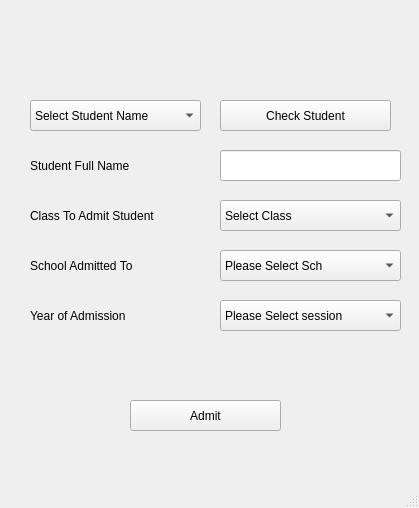
Qt form admissiontab.ui (AfolabiSunday/school_management) before a commit.
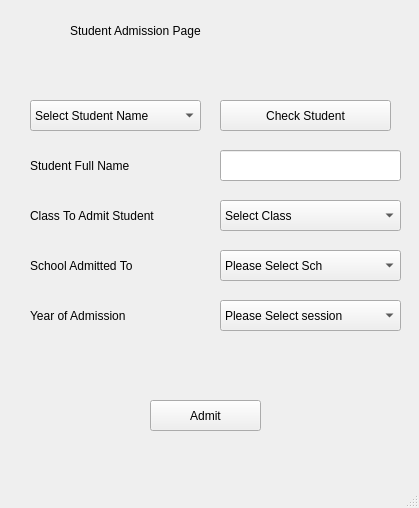
The same form after that commit.

```diff
--- a/admissiontab.ui
+++ b/admissiontab.ui
@@ -102,9 +102,9 @@
    <widget class="QPushButton" name="pushButton_5">
     <property name="geometry">
      <rect>
-      <x>130</x>
+      <x>150</x>
       <y>400</y>
-      <width>151</width>
+      <width>111</width>
       <height>31</height>
      </rect>
     </property>
@@ -174,8 +174,11 @@
       <height>41</height>
      </rect>
     </property>
+    <property name="styleSheet">
+     <string notr="true">font: 75 15pt &quot;Segoe UI&quot;;</string>
+    </property>
     <property name="text">
-     <string/>
+     <string>Student Admission Page</string>
     </property>
    </widget>
   </widget>
```
Left out of the diff: 62 changed lines with no effect on the pictures.
